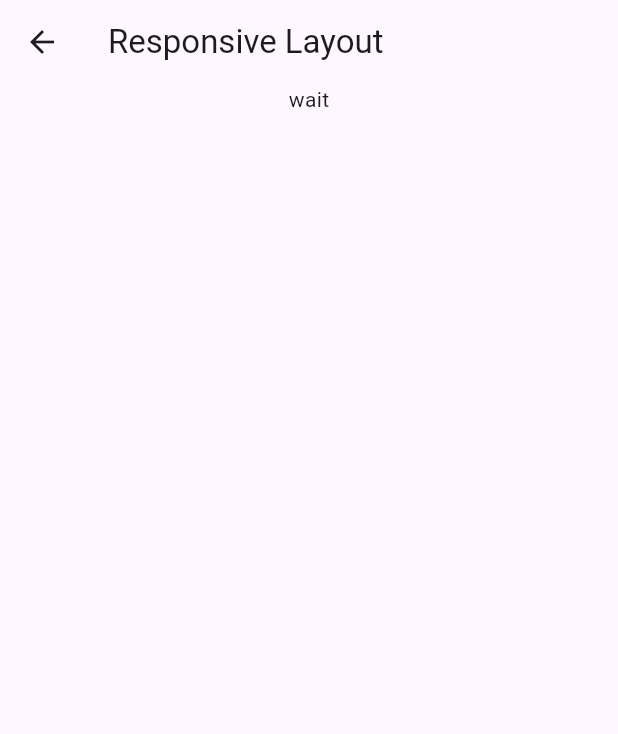
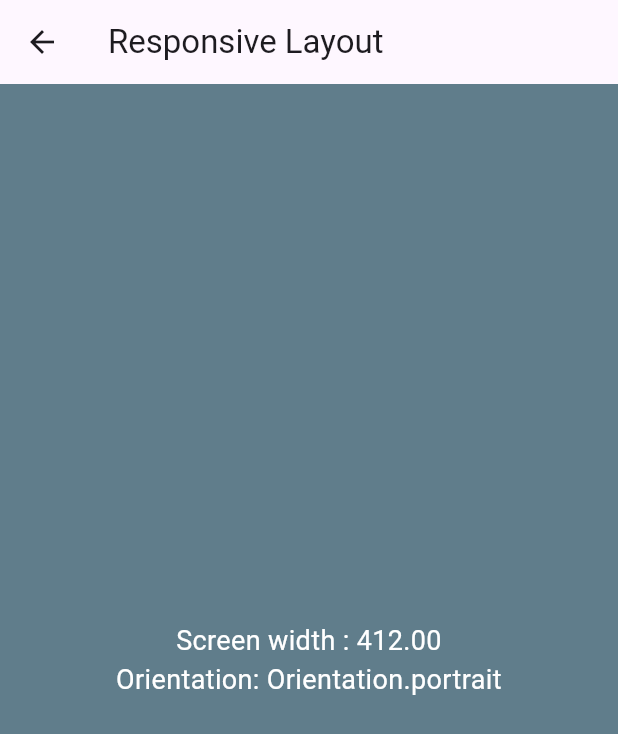
Before and after one commit to m-nahrowi/TempatWisata, a Flutter app: the ResponsiveLayout screen opened directly, on a phone screen of 412 x 824 dp. Shown: the top 734 px of the screen. Run offline on Flutter 3.47's test engine with Material 3 defaults, Android fonts, the light colour scheme and no system bars; network calls fail.

Commit message:
add 'responsive mediaQuery'

```diff
--- a/lib/pages/detail_screen.dart
+++ b/lib/pages/detail_screen.dart
@@ -1,6 +1,6 @@
 import 'package:flutter/material.dart';
 import 'package:tempat_wisata/pages/expanded.dart';
-import 'package:tempat_wisata/pages/latihan_responsive.dart';
+import 'package:tempat_wisata/pages/responsive.dart';
 import 'flex_expand.dart';
 import 'button_and_drop_down.dart';
 import 'input_widget.dart';
--- a/lib/pages/latihan_responsive.dart
+++ /dev/null
@@ -1,23 +0,0 @@
-import 'package:flutter/material.dart';
-
-void main() {
-  runApp(const ResponsiveLayout());
-}
-
-class ResponsiveLayout extends StatelessWidget {
-  const ResponsiveLayout({super.key});
-
-  @override
-  Widget build(BuildContext context) {
-    return Scaffold(
-      appBar: AppBar(
-        title: const Text('Responsive Layout'),
-      ),
-      body: Column(children: [
-        Center(
-          child: Text("wait"),
-        )
-      ]),
-    );
-  }
-}
--- /dev/null
+++ b/lib/pages/responsive.dart
@@ -0,0 +1,38 @@
+import 'package:flutter/material.dart';
+
+void main() {
+  runApp(const ResponsiveLayout());
+}
+
+class ResponsiveLayout extends StatelessWidget {
+  const ResponsiveLayout({super.key});
+
+  @override
+  Widget build(BuildContext context) {
+    Size screenSize = MediaQuery.of(context).size;
+    Orientation orientation = MediaQuery.of(context).orientation;
+
+    return Scaffold(
+      backgroundColor: Colors.blueGrey,
+      appBar: AppBar(
+        title: const Text('Responsive Layout'),
+      ),
+      body: Column(
+        mainAxisAlignment: MainAxisAlignment.center,
+        crossAxisAlignment: CrossAxisAlignment.stretch,
+        children: [
+          Text(
+            "Screen width : ${screenSize.width.toStringAsFixed(2)}",
+            style: const TextStyle(color: Colors.white, fontSize: 18.0),
+            textAlign: TextAlign.center,
+          ),
+          Text(
+            'Orientation: $orientation',
+            style: const TextStyle(color: Colors.white, fontSize: 18.0),
+            textAlign: TextAlign.center,
+          ),
+        ],
+      ),
+    );
+  }
+}
```
